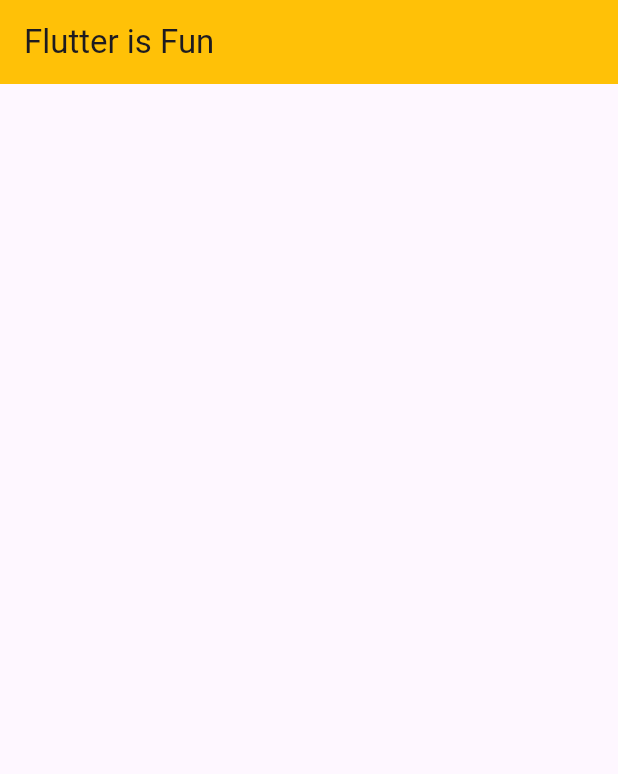
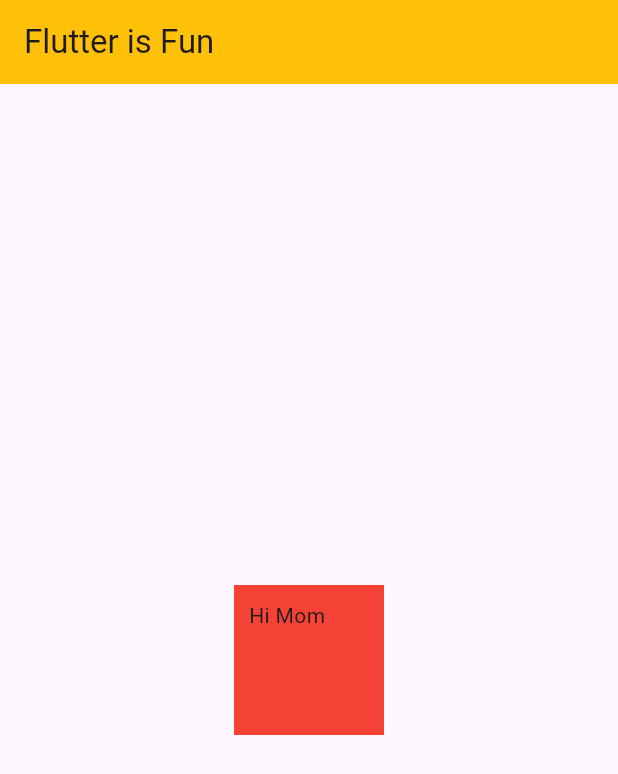
Before and after one commit to virajA404/First-flutter-app, a Flutter app: the screen it shows after launch, on a phone screen of 412 x 824 dp. Shown: the top 774 px of the screen. Run offline on Flutter 3.47's test engine with Material 3 defaults, Android fonts, the phone set to English and light mode, and no system bars.

Commit message:
center the text

```diff
--- a/lib/main.dart
+++ b/lib/main.dart
@@ -14,6 +14,16 @@ class MyApp extends StatelessWidget {
         appBar: AppBar(backgroundColor: Colors.amber,
         title: const Text("Flutter is Fun")
         ),
+        body: Center(
+          child: Container(
+          child: const Text("Hi Mom"),
+          margin: const EdgeInsets.all(100),
+          padding: const EdgeInsets.all(10),
+          color: Colors.red,
+          height: 100,
+          width: 100,
+          ),
+        )
       ),
     );
   }
```
